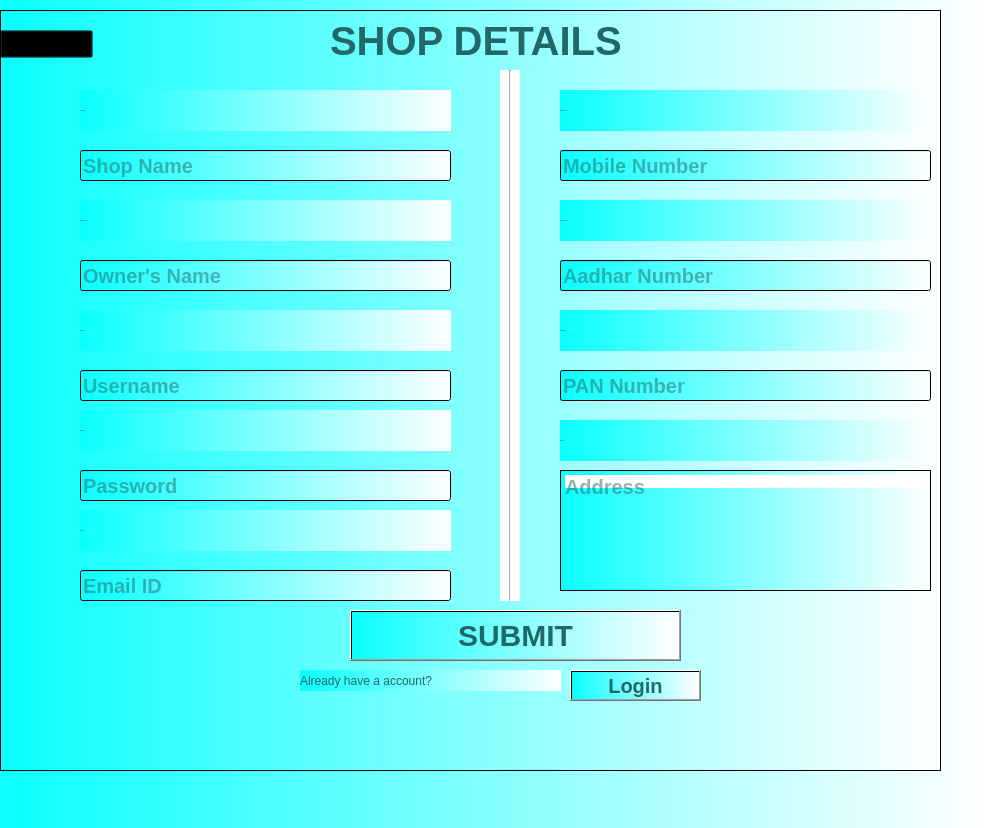
This is shop_name.ui in Kaushal03/Stock-Management-System as Qt 5 draws it before an edit. The edited form follows.
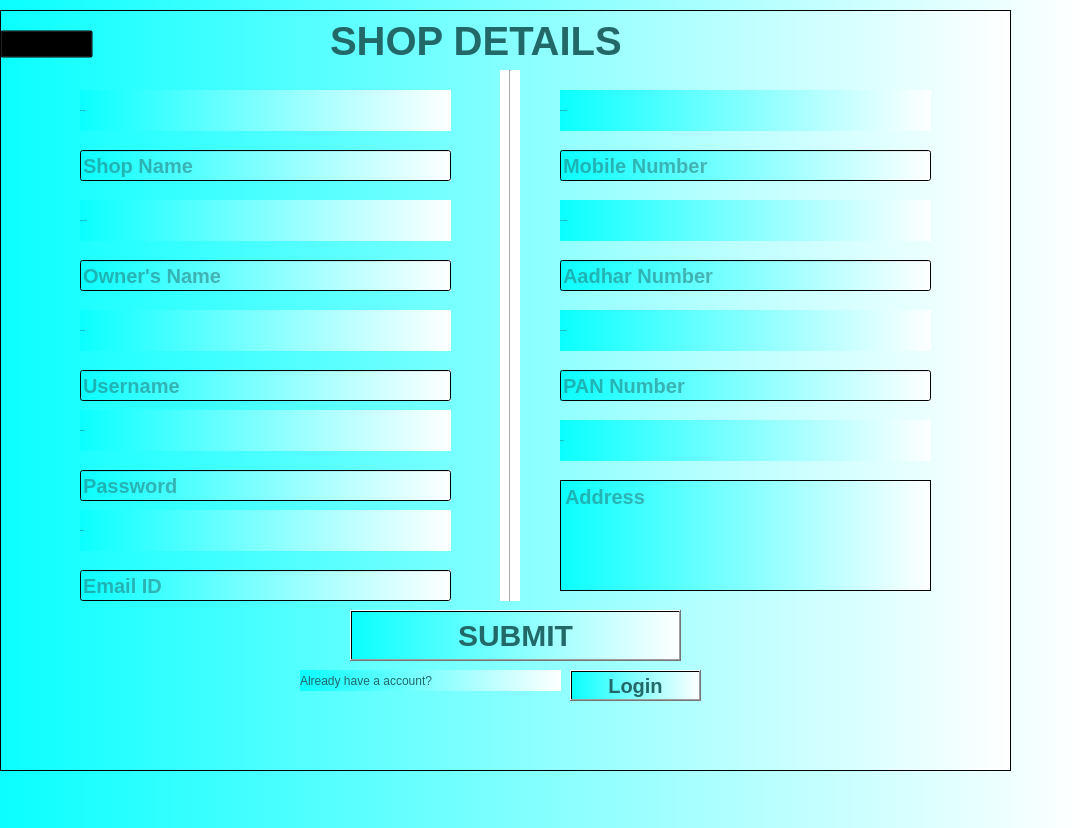
This is the edited form. Icons and pictures are not drawn.

Diff of the .ui file:
```diff
--- a/shop_name.ui
+++ b/shop_name.ui
@@ -6,7 +6,7 @@
    <rect>
     <x>0</x>
     <y>0</y>
-    <width>985</width>
+    <width>1082</width>
     <height>828</height>
    </rect>
   </property>
@@ -22,7 +22,7 @@
     <rect>
      <x>0</x>
      <y>10</y>
-     <width>941</width>
+     <width>1011</width>
      <height>761</height>
     </rect>
    </property>
@@ -572,25 +572,21 @@
      <string>Address</string>
     </property>
    </widget>
-   <widget class="QTextEdit" name="address">
+   <widget class="QPlainTextEdit" name="address">
     <property name="geometry">
      <rect>
       <x>560</x>
-      <y>460</y>
+      <y>470</y>
       <width>371</width>
-      <height>121</height>
+      <height>111</height>
      </rect>
     </property>
     <property name="styleSheet">
      <string notr="true">font-size:20px;
 font-weight: bold;</string>
     </property>
-    <property name="html">
-     <string>&lt;!DOCTYPE HTML PUBLIC &quot;-//W3C//DTD HTML 4.0//EN&quot; &quot;http://www.w3.org/TR/REC-html40/strict.dtd&quot;&gt;
-&lt;html&gt;&lt;head&gt;&lt;meta name=&quot;qrichtext&quot; content=&quot;1&quot; /&gt;&lt;style type=&quot;text/css&quot;&gt;
-p, li { white-space: pre-wrap; }
-&lt;/style&gt;&lt;/head&gt;&lt;body style=&quot; font-family:'MS Shell Dlg 2'; font-size:20px; font-weight:600; font-style:normal;&quot;&gt;
-&lt;p style=&quot;-qt-paragraph-type:empty; margin-top:0px; margin-bottom:27px; margin-left:0px; margin-right:0px; -qt-block-indent:0; text-indent:0px; font-size:8.25pt; font-weight:400; background-color:#ffffff;&quot;&gt;&lt;br /&gt;&lt;/p&gt;&lt;/body&gt;&lt;/html&gt;</string>
+    <property name="centerOnScroll">
+     <bool>true</bool>
     </property>
     <property name="placeholderText">
      <string>Address</string>
```
Left out of the diff: 24 changed lines with no effect on the pictures.
